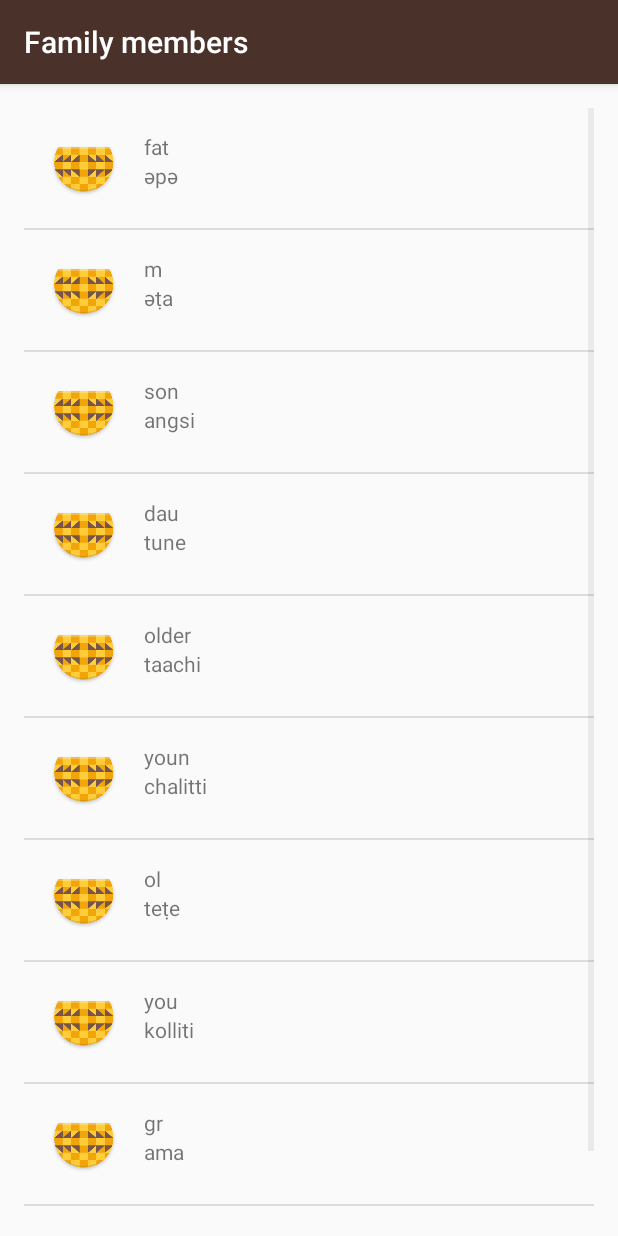
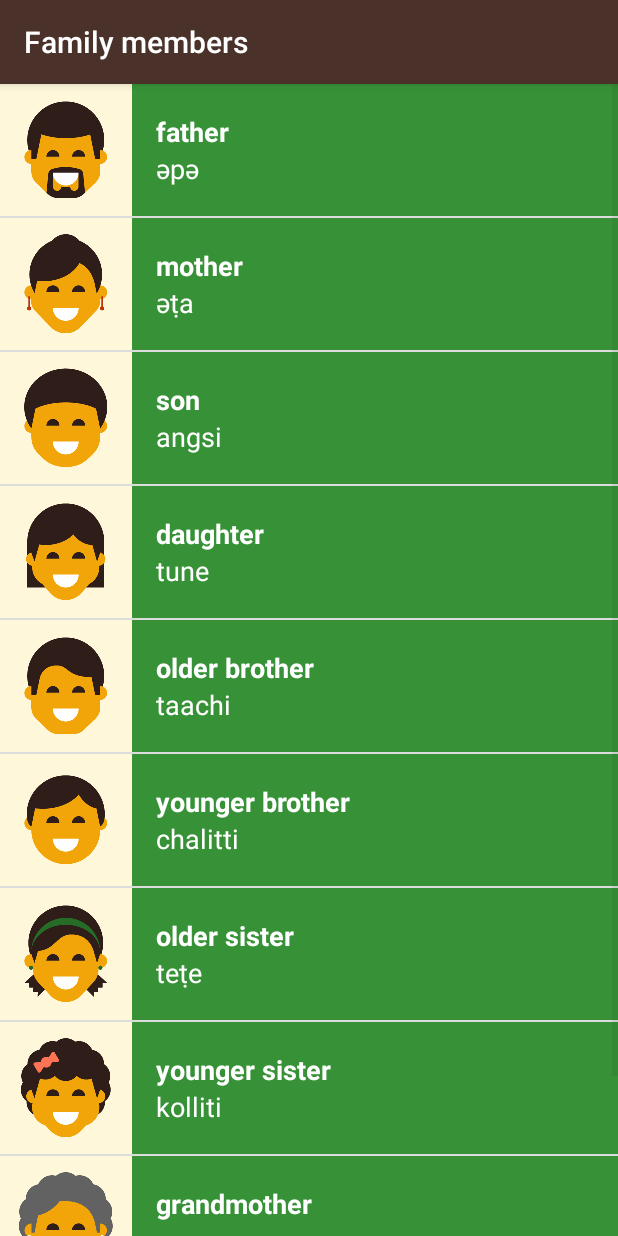
Before and after one commit to AlanFlores58/miwok, an Android app: the FamilyActivity screen opened directly, with no data from a screen before it, on a phone screen of 412 x 824 dp. Run offline under Robolectric (Android 15) with nearby library versions, the phone set to English and light mode, and no system bars.

Commit message:
first commit

```diff
--- a/app/src/main/java/com/example/android/miwok/FamilyActivity.java
+++ b/app/src/main/java/com/example/android/miwok/FamilyActivity.java
@@ -16,17 +16,17 @@ public class FamilyActivity extends AppCompatActivity {
         super.onCreate(savedInstanceState);
         setContentView(R.layout.word_list);
         ArrayList<Word> word = new ArrayList<Word>();
-        word.add(new Word("father","әpә"));
-        word.add(new Word("mother","әṭa"));
-        word.add(new Word("son","angsi"));
-        word.add(new Word("daughter","tune"));
-        word.add(new Word("older brother","taachi"));
-        word.add(new Word("younger brother","chalitti"));
-        word.add(new Word("older sister","teṭe"));
-        word.add(new Word("younger sister","kolliti"));
-        word.add(new Word("grandmother","ama"));
-        word.add(new Word("grandfather","paapa"));
-        WordAdapter itemsAdapter = new WordAdapter(this,word);
+        word.add(new Word("father","әpә",R.drawable.family_father));
+        word.add(new Word("mother","әṭa",R.drawable.family_mother));
+        word.add(new Word("son","angsi",R.drawable.family_son));
+        word.add(new Word("daughter","tune",R.drawable.family_daughter));
+        word.add(new Word("older brother","taachi",R.drawable.family_older_brother));
+        word.add(new Word("younger brother","chalitti",R.drawable.family_younger_brother));
+        word.add(new Word("older sister","teṭe",R.drawable.family_older_sister));
+        word.add(new Word("younger sister","kolliti",R.drawable.family_younger_sister));
+        word.add(new Word("grandmother","ama",R.drawable.family_grandmother));
+        word.add(new Word("grandfather","paapa",R.drawable.family_grandfather));
+        WordAdapter itemsAdapter = new WordAdapter(this,word,R.color.category_family);
         ListView listView = (ListView) findViewById(R.id.list);
         listView.setAdapter(itemsAdapter);
     }
--- a/app/src/main/java/com/example/android/miwok/PhrasesActivity.java
+++ b/app/src/main/java/com/example/android/miwok/PhrasesActivity.java
@@ -26,7 +26,7 @@ public class PhrasesActivity extends AppCompatActivity {
         word.add(new Word("I’m coming.","әәnәm"));
         word.add(new Word("Let’s go.","ama"));
         word.add(new Word("Come here.","әnni'nem"));
-        WordAdapter itemsAdapter = new WordAdapter(this,word);
+        WordAdapter itemsAdapter = new WordAdapter(this,word,R.color.category_phrases);
         ListView listView = (ListView) findViewById(R.id.list);
         listView.setAdapter(itemsAdapter);
     }
--- a/app/src/main/java/com/example/android/miwok/adapter/WordAdapter.java
+++ b/app/src/main/java/com/example/android/miwok/adapter/WordAdapter.java
@@ -1,10 +1,14 @@
 package com.example.android.miwok.adapter;
 
 import android.app.Activity;
+import android.content.Context;
+import android.support.v4.content.ContextCompat;
 import android.view.LayoutInflater;
 import android.view.View;
 import android.view.ViewGroup;
 import android.widget.ArrayAdapter;
+import android.widget.ImageView;
+import android.widget.LinearLayout;
 import android.widget.TextView;
 
 import com.example.android.miwok.R;
@@ -18,6 +22,13 @@ import java.util.ArrayList;
 public class WordAdapter extends ArrayAdapter<Word> {
 
     private static final String LOG_TAG = WordAdapter.class.getSimpleName();
+
+    private int color = -1;
+
+    public WordAdapter(Activity context, ArrayList<Word> words,int color){
+        super(context,0,words);
+        this.color = color;
+    }
 
     public WordAdapter(Activity context, ArrayList<Word> words){
         super(context,0,words);
@@ -38,6 +49,18 @@ public class WordAdapter extends ArrayAdapter<Word> {
         TextView text2 = (TextView) listItemView.findViewById(R.id.text2);
         text2.setText(currentWord.getMiwoz());
 
+        ImageView image = (ImageView) listItemView.findViewById(R.id.image);
+        if(currentWord.hasImage())
+            image.setImageResource(currentWord.getIdImage());
+        else
+            image.setVisibility(View.GONE);
+
+
+        if(color != -1){
+            int newColor = ContextCompat.getColor(getContext(),color);
+            LinearLayout linearLayout = (LinearLayout) listItemView.findViewById(R.id.linear);
+            linearLayout.setBackgroundColor(newColor);
+        }
 
         return listItemView;
     }
--- a/app/src/main/java/com/example/android/miwok/model/Word.java
+++ b/app/src/main/java/com/example/android/miwok/model/Word.java
@@ -6,8 +6,17 @@ package com.example.android.miwok.model;
 public class Word {
 
 
+
     private String english;
     private String miwoz;
+    private int idImage = NO_IMAGE;
+    private static final int NO_IMAGE = -1;
+
+    public Word(String english, String miwoz, int idImage) {
+        this.english = english;
+        this.miwoz = miwoz;
+        this.idImage = idImage;
+    }
 
     public Word(String english, String miwoz) {
         this.english = english;
@@ -30,4 +39,16 @@ public class Word {
         this.miwoz = miwoz;
     }
 
+    public int getIdImage() {
+        return idImage;
+    }
+
+    public void setIdImage(int idImage) {
+        this.idImage = idImage;
+    }
+
+    public boolean hasImage(){
+        return idImage != NO_IMAGE;
+    }
+
 }
--- a/app/src/main/res/layout/list_item.xml
+++ b/app/src/main/res/layout/list_item.xml
@@ -2,31 +2,45 @@
 <LinearLayout xmlns:android="http://schemas.android.com/apk/res/android"
     android:orientation="horizontal"
     android:layout_width="match_parent"
-    android:layout_height="wrap_content"
-    android:padding="16dp"
+    android:layout_height="88dp"
     android:id="@+id/linear"
+    tools:background="#FD8509"
     xmlns:tools="http://schemas.android.com/tools">
 
     <ImageView
-        android:layout_width="wrap_content"
-        android:layout_height="wrap_content"
-        android:src="@mipmap/ic_launcher"
-        android:layout_marginRight="16dp"/>
+        android:layout_width="88dp"
+        android:layout_height="88dp"
+        tools:src="@mipmap/ic_launcher"
+        android:id="@+id/image"
+        android:background="#FFF7DA"/>
     <LinearLayout
-        android:layout_width="wrap_content"
-        android:layout_height="wrap_content"
-        android:orientation="vertical">
+        android:layout_width="match_parent"
+        android:layout_height="match_parent"
+        android:layout_marginLeft="16dp"
+        android:orientation="vertical"
+        android:layout_gravity="center_vertical">
 
         <TextView
             android:layout_width="match_parent"
-            android:layout_height="wrap_content"
+            android:layout_height="0dp"
+            android:layout_weight="1"
             android:id="@+id/text1"
-            tools:text="lutti"/>
+            android:textStyle="bold"
+            android:textSize="18sp"
+            android:textColor="#FFFFFF"
+            android:textAppearance="?android:textAppearanceMedium"
+            android:gravity="bottom"
+            tools:text="lutti xjmowmdxklmsxsxsxsxs"/>
         <TextView
-            android:layout_width="wrap_content"
-            android:layout_height="match_parent"
+            android:layout_width="match_parent"
+            android:layout_height="0dp"
+            android:layout_weight="1"
+            android:textSize="18sp"
+            android:textColor="#FFFFFF"
+            android:gravity="top"
             android:id="@+id/text2"
-            tools:text="one"/>
+            android:textAppearance="?android:textAppearanceMedium"
+            tools:text="one kxmmlkdsmsxs"/>
 
     </LinearLayout>
 
--- a/app/src/main/res/layout/word_list.xml
+++ b/app/src/main/res/layout/word_list.xml
@@ -3,10 +3,6 @@
     xmlns:tools="http://schemas.android.com/tools"
     android:layout_width="match_parent"
     android:layout_height="match_parent"
-    android:paddingBottom="@dimen/activity_vertical_margin"
-    android:paddingLeft="@dimen/activity_horizontal_margin"
-    android:paddingRight="@dimen/activity_horizontal_margin"
-    android:paddingTop="@dimen/activity_vertical_margin"
     android:id="@+id/list"
     android:orientation="vertical" >
     <!--android:numColumns="2"-->
```
Also changed, not shown: app/src/main/java/com/example/android/miwok/ColorsActivity.java (+13 -9 lines), app/src/main/java/com/example/android/miwok/NumbersActivity.java (+11 -11 lines).
